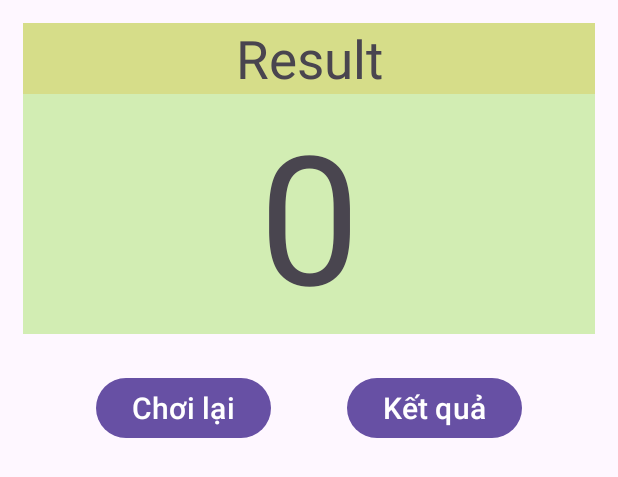
After one commit to hoaproas123/DragAndDropGame, an Android app: the layout layout_dialog_result.xml on its own in the app's theme, with its tools: preview values and no code run, on a phone screen of 412 x 824 dp. The commit adds this screen. Shown: the top 477 px of the screen. Run offline under Robolectric (Android 15) with nearby library versions, the phone set to English and light mode, and no system bars.

Commit message:
Cập nhật cách chơi: cộng điểm cho mỗi lần bắt được trộm hết thời gian hiện dialog báo điểm bấm chơi lại để chơi lại, bấm kết quả để xem lịch sử(được lưu vào database)

```diff
--- /dev/null
+++ b/app/src/main/res/layout/layout_dialog_result.xml
@@ -0,0 +1,47 @@
+<?xml version="1.0" encoding="utf-8"?>
+<LinearLayout xmlns:android="http://schemas.android.com/apk/res/android"
+    android:layout_width="match_parent"
+    android:layout_height="match_parent"
+    android:layout_margin="15dp"
+    android:orientation="vertical">
+    <TextView
+        android:layout_width="match_parent"
+        android:layout_height="wrap_content"
+        android:text="Result"
+        android:textSize="35dp"
+        android:gravity="center"
+        android:background="#D6DD89"/>
+    <TextView
+        android:id="@+id/textView_total"
+        android:layout_width="match_parent"
+        android:layout_height="wrap_content"
+        android:gravity="center"
+        android:textSize="120dp"
+        android:text="0"
+        android:background="#D2EDB3"/>
+    <LinearLayout
+        android:layout_width="match_parent"
+        android:layout_height="wrap_content"
+        android:orientation="horizontal"
+        android:gravity="center">
+
+        <Button
+            android:id="@+id/button_playAgain"
+            android:layout_width="wrap_content"
+            android:layout_height="wrap_content"
+            android:text="Chơi lại"
+            android:textSize="20dp"
+            android:layout_margin="25dp"
+            />
+
+        <Button
+            android:id="@+id/button_viewResult"
+            android:layout_width="wrap_content"
+            android:layout_height="wrap_content"
+            android:layout_margin="25dp"
+            android:text="Kết quả"
+            android:textSize="20dp" />
+
+    </LinearLayout>
+
+</LinearLayout>
```
Also changed, not shown: app/src/main/java/com/example/smid/MainActivity.java (+64 -47 lines), app/src/main/res/layout/activity_main.xml (+17 -1 lines).
